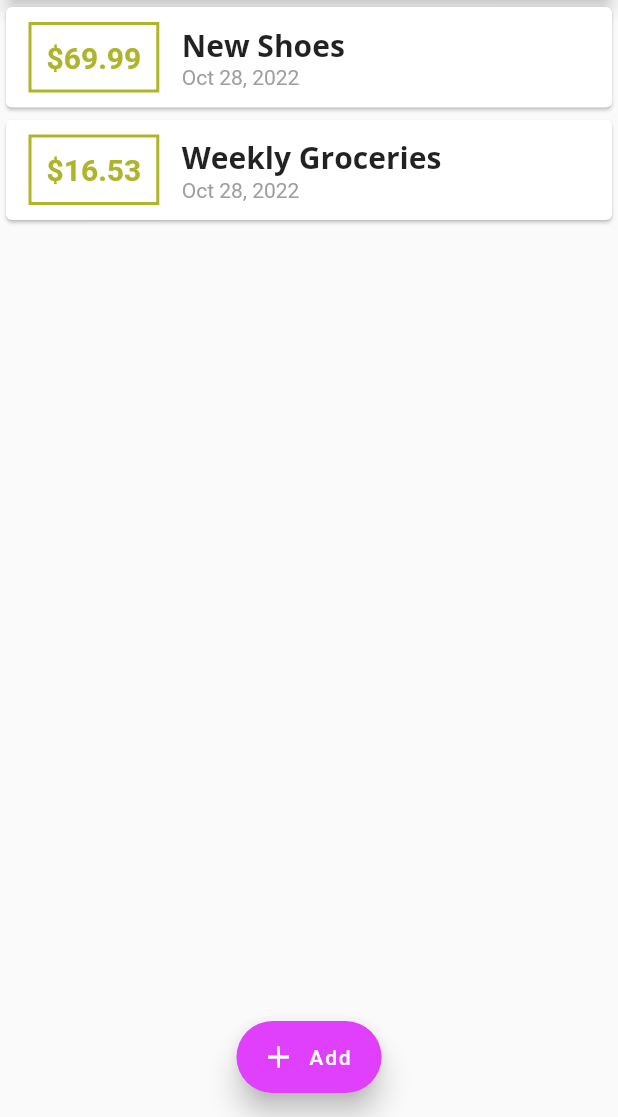
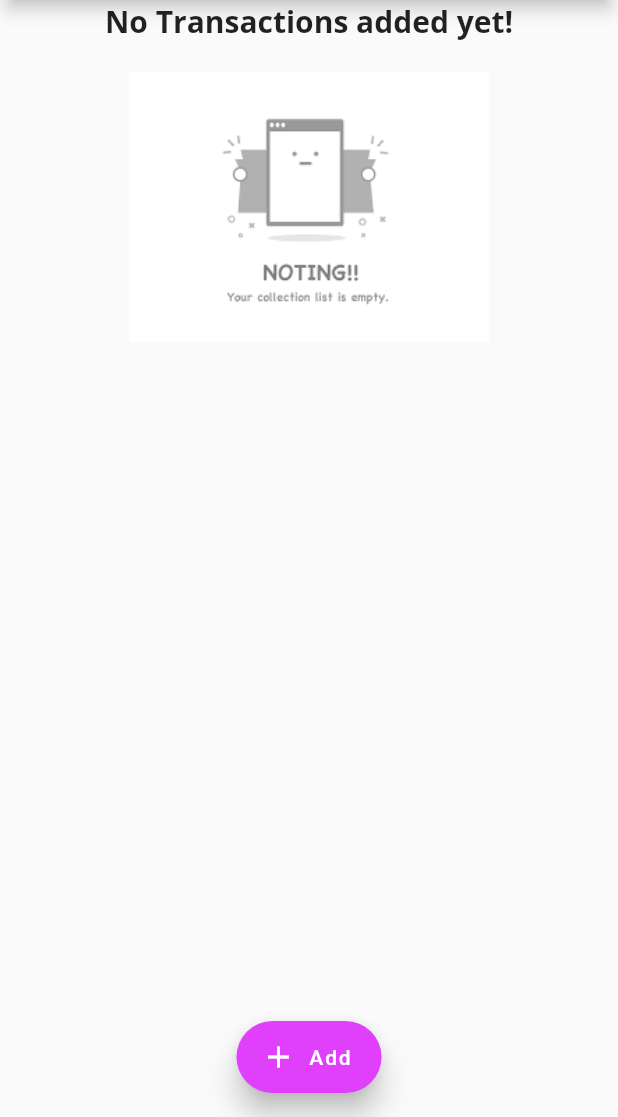
Before and after one commit to sainideepanshu199/Expense_Tracker_App, a Flutter app: the screen it shows after launch, on a phone screen of 412 x 824 dp, the part 119-1236 px from its top. Run offline on Flutter 3.47's test engine with Material 2 defaults, Android fonts, the phone set to English and light mode, and no system bars; Roboto replaces fonts that are missing (Open Sans).

Commit message:
added message and image for no transaction page

```diff
--- a/lib/main.dart
+++ b/lib/main.dart
@@ -43,20 +43,7 @@ class MyHomePage extends StatefulWidget {
 
 class _MyHomePageState extends State<MyHomePage> {
   // String titleInput;
-  final List<Transaction> _userTransactions = [
-    Transaction(
-      id: 't1',
-      title: 'New Shoes',
-      amount: 69.99,
-      date: DateTime.now(),
-    ),
-    Transaction(
-      id: 't2',
-      title: 'Weekly Groceries',
-      amount: 16.53,
-      date: DateTime.now(),
-    ),
-  ];
+  final List<Transaction> _userTransactions = [];
 
   void _addNewTransaction(String txTitle, double txAmount) {
     final newTx = Transaction(
--- a/lib/widgets/transaction_list.dart
+++ b/lib/widgets/transaction_list.dart
@@ -12,7 +12,26 @@ class TransactionList extends StatelessWidget {
   Widget build(BuildContext context) {
     return Container(
       height: 300,
-      child: ListView.builder(
+      child: transactions.isEmpty
+          ? Column(
+              children: [
+                Text(
+                  'No Transactions added yet!',
+                  style: Theme.of(context).textTheme.headline6,
+                ),
+                SizedBox(
+                  height: 20,
+                ),
+                Container(
+                  height: 180,
+                  child: Image.asset(
+                    'assets/images/img.png',
+                    fit: BoxFit.cover,
+                  ),
+                ),
+              ],
+            )
+          : ListView.builder(
               itemBuilder: (context, index) {
                 return Card(
                   child: Row(
```
Lines whose indentation alone changed are shown as unchanged.
